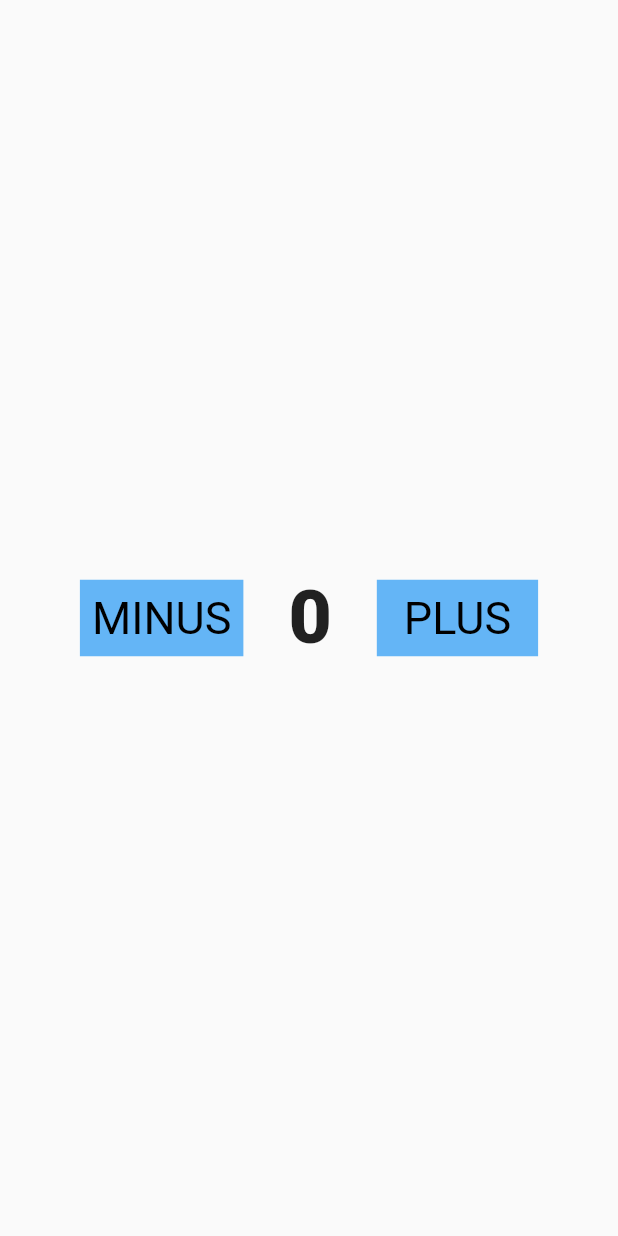
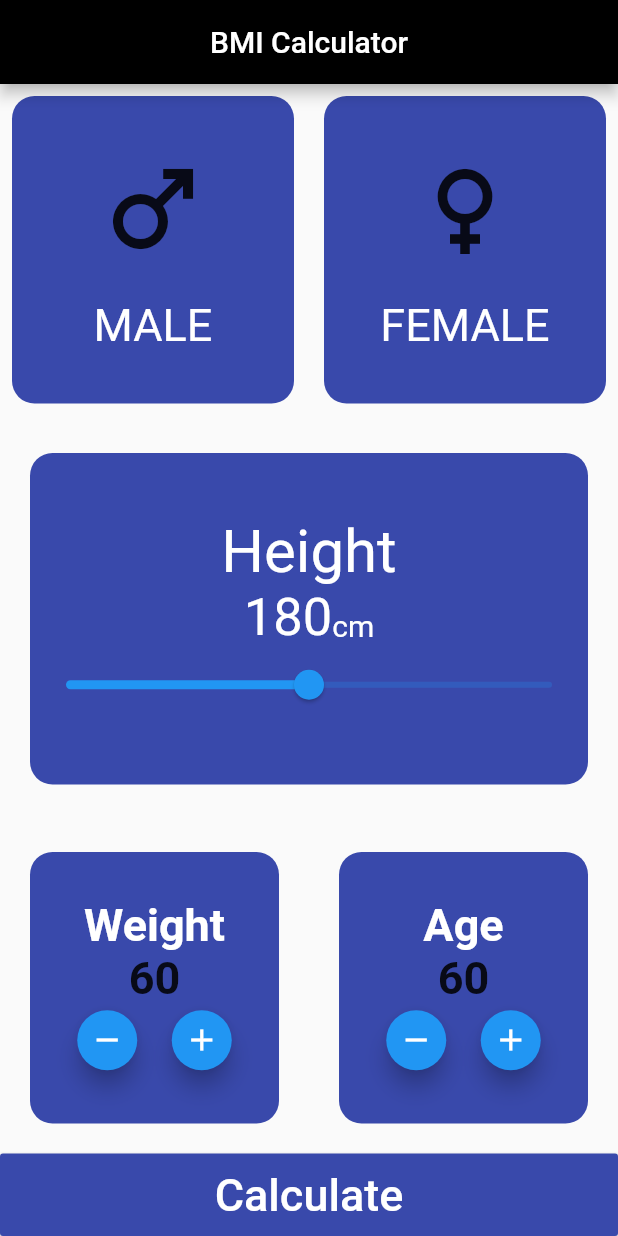
Before and after one commit to malakemadd/login_and_signup, a Flutter app: the screen it shows after launch, on a phone screen of 412 x 824 dp. Run offline on Flutter 3.47's test engine with Material 2 defaults, Android fonts, the light colour scheme and no system bars.

Commit message:
BMI_Calculator screen

```diff
--- /dev/null
+++ b/lib/BMI_Calculator.dart
@@ -0,0 +1,228 @@
+import 'dart:math';
+
+import 'package:flutter/cupertino.dart';
+import 'package:flutter/material.dart';
+
+class BMI_Calculator extends StatefulWidget {
+  const BMI_Calculator({Key? key}) : super(key: key);
+
+  @override
+  State<BMI_Calculator> createState() => _BMI_CalculatorState();
+}
+
+class _BMI_CalculatorState extends State<BMI_Calculator> {
+  @override
+  Widget build(BuildContext context) {
+    return Scaffold(
+      appBar: AppBar(
+        backgroundColor: Colors.black,
+        title: Center(
+            child: Text('BMI Calculator')),
+      ),
+      body: Column(
+        children: [
+          Expanded(
+            child: Padding(
+              padding: const EdgeInsets.all(8.0),
+              child: Row(
+               children: [
+                 Expanded(
+                   child: Container(
+                     child: Column(
+                       mainAxisAlignment: MainAxisAlignment.center,
+                       children: [
+                         Icon(Icons.male, size: 80,),
+                         SizedBox(
+                           height: 20,
+                         ),
+                         Text('MALE',
+                         style: TextStyle(fontSize: 30, color: Colors.white),
+                         )
+                       ],
+                     ),
+                     decoration: BoxDecoration(
+                         borderRadius: BorderRadius.circular(15,),
+                       color: Colors.indigo[600],
+                     ),
+                   ),
+                 ),
+                 SizedBox(width: 20,),
+                 Expanded(
+                   child: Container(
+                     child: Column(
+                       mainAxisAlignment: MainAxisAlignment.center,
+                       children: [
+                         Icon(Icons.female, size: 80,),
+                         SizedBox(
+                           height: 20,
+                         ),
+                         Text('FEMALE',
+                           style: TextStyle(fontSize: 30, color: Colors.white),
+                         )
+                       ],
+                     ),
+                     decoration: BoxDecoration(
+                       borderRadius: BorderRadius.circular(15,),
+                       color: Colors.indigo[600],
+                     ),
+                   ),
+                 ),
+
+               ],
+              ),
+            ),
+          ),
+          SizedBox(height: 25,),
+          Expanded(
+            child: Padding(
+              padding: const EdgeInsets.symmetric(horizontal: 20),
+              child: Container(
+                child: Column(
+                  mainAxisAlignment: MainAxisAlignment.center,
+                  children: [
+                  Text('Height',
+                  style: TextStyle(fontSize: 40,
+                  color: Colors.white,
+                  ),),
+                    Row(
+                      crossAxisAlignment: CrossAxisAlignment.baseline,
+                      mainAxisAlignment: MainAxisAlignment.center,
+                      textBaseline: TextBaseline.alphabetic,
+                      children: [
+                        Text('180',
+                        style: TextStyle(fontSize: 35,
+                        color: Colors.white
+                        ),
+                        ),
+                        Text('cm',
+                          style: TextStyle(fontSize: 20,
+                          color: Colors.white,
+                          ),),
+
+                      ],
+                    ),
+                    Slider(value: 150,
+                        min: 100,
+                        max: 200,
+                        onChanged: (value){
+                          print(value.round());
+                        }),
+
+                  ],
+
+                ),
+                decoration: BoxDecoration(color: Colors.indigo[600],
+                    borderRadius: BorderRadius.circular(15)),
+
+              ),
+            ),
+          ),
+          SizedBox(height: 25,),
+          Expanded(
+            child: Padding(
+              padding: const EdgeInsets.all(20.0),
+              child: Row(
+                children: [
+                  Expanded(
+                    child: Container(
+                      decoration: BoxDecoration(borderRadius: BorderRadius.circular(15),
+                      color: Colors.indigo[600]),
+                      child: Column(
+                        mainAxisAlignment: MainAxisAlignment.center,
+                        children: [
+                          Text('Weight',
+                          style: TextStyle(
+                            fontSize: 30,
+                            fontWeight: FontWeight.bold,
+                            color: Colors.white
+                          ),),
+                          Text('60',
+                          style: TextStyle(
+                            fontSize: 30,
+                            fontWeight: FontWeight.bold,
+                          ),
+                          ),
+                          Row(
+                            mainAxisAlignment: MainAxisAlignment.center,
+                              children: [
+                              FloatingActionButton(onPressed: (){},
+                              mini: true,
+                              child: Icon(Icons.remove) ,),
+                              SizedBox(
+                                width: 15,
+                              ),
+                              FloatingActionButton(onPressed: (){},
+                              mini: true,
+                               child: Icon(Icons.add),)
+                            ]
+                          ),
+
+
+                        ],
+                      ),
+                    ),
+                  ),
+                  SizedBox(width: 40,),
+                  Expanded(
+                    child: Container(
+                      decoration: BoxDecoration(borderRadius: BorderRadius.circular(15),
+                      color: Colors.indigo[600]),
+                      child: Column(
+                        mainAxisAlignment: MainAxisAlignment.center,
+                        children: [
+
+                          Text('Age',
+                          style: TextStyle(
+                            fontSize: 30,
+                            fontWeight: FontWeight.bold,
+                            color: Colors.white,
+                          ),),
+                          Text('60',
+                          style: TextStyle(
+                            fontSize: 30,
+                            fontWeight: FontWeight.bold,
+                          ),
+                          ),
+                          Row(
+                            mainAxisAlignment: MainAxisAlignment.center,
+                            children: [
+                              FloatingActionButton(onPressed: (){},
+                                mini: true,
+                                child: Icon(Icons.remove,),
+                              ),
+                              SizedBox(width: 15,),
+                              FloatingActionButton(onPressed: (){},
+                              mini: true,
+                                child: Icon(Icons.add),
+                              )
+                            ],
+                          ),
+
+                        ],
+                      ),
+                    ),
+                  ),
+                ],
+
+              ),
+            ),
+          ),
+
+          Container(
+            width: double.infinity,
+            child: MaterialButton(onPressed: (){},
+            child: Text('Calculate',
+            style: TextStyle(fontSize: 30
+            ,
+            color: Colors.white),),
+              height: 55,
+              color: Colors.indigo[600],
+            ),
+          ),
+
+
+        ],
+      ),
+    );
+  }
+}
--- a/lib/main.dart
+++ b/lib/main.dart
@@ -1,3 +1,4 @@
+import 'package:firstfllutterapp/BMI_Calculator.dart';
 import 'package:firstfllutterapp/HomeScreen.dart';
 import 'package:firstfllutterapp/signup.dart';
 import 'package:firstfllutterapp/usersscreen.dart';
@@ -20,7 +21,7 @@ class MyApp extends StatelessWidget {
   Widget build(BuildContext context) {
     return MaterialApp(
       debugShowCheckedModeBanner: false,
-      home: counter(),
+      home: BMI_Calculator(),
     );
   }
 }
```
